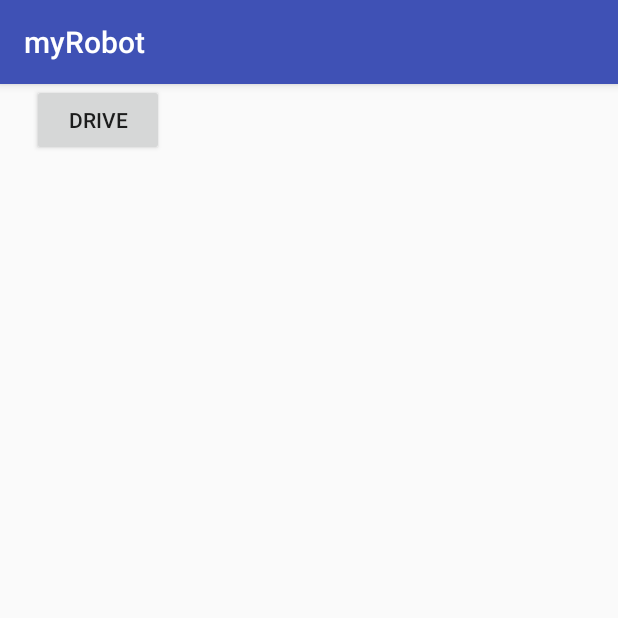
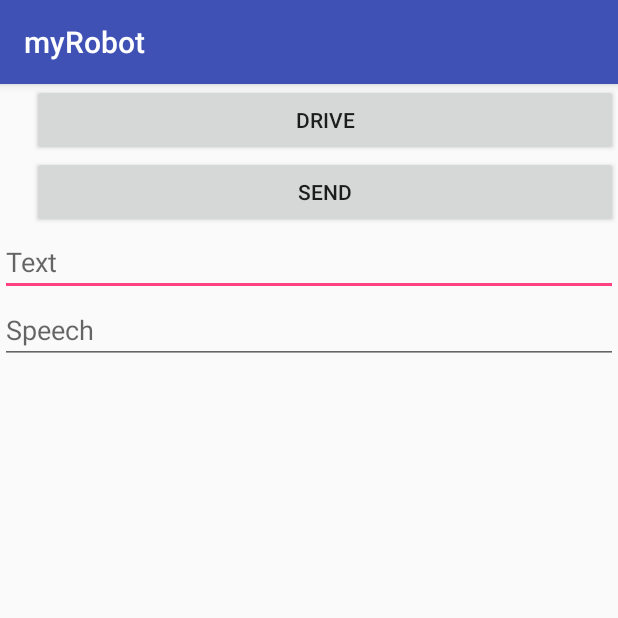
Before and after one commit to AGKhalil/Cellphone_Robot, an Android app: the screen it shows after launch (CentralHub), on a phone screen of 412 x 824 dp, the top half of it. Run offline under Robolectric (Android 15) with nearby library versions, the phone set to English and light mode, and no system bars.

Commit message:
Add NLP intent

```diff
--- a/app/src/main/java/com/example/khalil/myrobot/CentralHub.java
+++ /dev/null
@@ -1,140 +0,0 @@
-package com.example.khalil.myrobot;
-
-/**
- * Created by Khalil on 4/8/17
- * This is the app's MainActivity. Here the app's view is set up, an instance of IOIOClass is
- * created and controlled, NavigationService is called, the picture is taken, and is uploaded
- * to Twitter. This is the app's main hub.
- */
-
-import android.Manifest;
-import android.content.BroadcastReceiver;
-import android.content.Context;
-import android.content.Intent;
-import android.content.IntentFilter;
-import android.content.pm.PackageManager;
-import android.os.Bundle;
-import android.support.v4.app.ActivityCompat;
-import android.support.v4.content.LocalBroadcastManager;
-import android.support.v7.app.AppCompatActivity;
-import android.util.Log;
-import android.view.View;
-import android.widget.Toast;
-
-public class CentralHub extends AppCompatActivity {
-    public String TAG = "CentralHub";
-    public String message;  // The SMS message passed in through the EventBus.
-    private Intent robotDriverIntent;
-
-    /**
-     **************************** Start of Testing Methods *****************************************
-     */
-
-    /**
-     * This method is used to bypass the SMS segment of the code. It starts NavigationService with
-     * a mock SMS destination.
-     * @param view is the button view SEND SMS
-     */
-    public void mockStartRobotDriver(View view){
-
-        // Start NLP service
-        String msg = "Engineering Fountain";
-        Intent i = new Intent(this, NaturalLanguageProcessService.class);
-        i.putExtra("msg",msg);
-        startService(i);
-
-        // Start robot driver
-        if (message != null) {
-            Toast.makeText(this,message,Toast.LENGTH_SHORT).show();
-            startRobotDriver(message);
-        }
-    }
-
-    /**
-     * This method is used to test posting a tweet. It bypasses all the code and takes a picture and
-     * triggers SocialPost.
-     * @param view is the button view TWEET
-     */
-//    public void mockTweet(View view){
-//        stopService(mIntent);
-//        cameraFragment.takePhotoOrCaptureVideo(CentralHub.this,
-//                "/storage/self/primary", "thePicture001");
-//    }
-
-    /**
-     **************************** End of Testing Methods *******************************************
-     */
-
-    /**
-     * This method sets up the entire app, from the different intents that will be issued throughout
-     * its lifecycle to the main XML file that is issued to the user.
-    */
-    @Override
-    protected void onCreate(Bundle savedInstanceState) {
-        super.onCreate(savedInstanceState);
-        setContentView(R.layout.activity_hub); // Sets the XML view file that appears to the user.
-        robotDriverIntent = new Intent(this, RobotDriver.class); // Associates mIntent with
-                // RobotDriver.
-
-        // This IF block insures all permissions are granted.
-        if (ActivityCompat.checkSelfPermission(this, Manifest.permission.CAMERA) != PackageManager.
-                        PERMISSION_GRANTED ||
-                ActivityCompat.checkSelfPermission(this, Manifest.permission.ACCESS_FINE_LOCATION)
-                        != PackageManager.PERMISSION_GRANTED ||
-                ActivityCompat.checkSelfPermission(this, Manifest.permission.ACCESS_COARSE_LOCATION)
-                        != PackageManager.PERMISSION_GRANTED ||
-                ActivityCompat.checkSelfPermission(this, Manifest.permission.INTERNET)
-                        != PackageManager.PERMISSION_GRANTED ||
-                ActivityCompat.checkSelfPermission(this, Manifest.permission.ACCESS_NETWORK_STATE)
-                        != PackageManager.PERMISSION_GRANTED ||
-                ActivityCompat.checkSelfPermission(this, Manifest.permission.RECEIVE_SMS)
-                        != PackageManager.PERMISSION_GRANTED ||
-                ActivityCompat.checkSelfPermission(this, Manifest.permission.SEND_SMS)
-                        != PackageManager.PERMISSION_GRANTED ||
-                ActivityCompat.checkSelfPermission(this, Manifest.permission.BLUETOOTH)
-                        != PackageManager.PERMISSION_GRANTED ||
-                ActivityCompat.checkSelfPermission(this, Manifest.permission.BLUETOOTH_ADMIN)
-                        != PackageManager.PERMISSION_GRANTED ||
-                ActivityCompat.checkSelfPermission(this, Manifest.permission.RECORD_AUDIO)
-                        != PackageManager.PERMISSION_GRANTED ||
-                ActivityCompat.checkSelfPermission(this, Manifest.permission.WRITE_EXTERNAL_STORAGE)
-                        != PackageManager.PERMISSION_GRANTED ||
-                ActivityCompat.checkSelfPermission(this, Manifest.permission.READ_EXTERNAL_STORAGE)
-                        != PackageManager.PERMISSION_GRANTED) {
-            // TODO: Consider calling
-            //    ActivityCompat#requestPermissions
-            // here to request the missing permissions, and then overriding
-            //   public void onRequestPermissionsResult(int requestCode, String[] permissions,
-            //                                          int[] grantResults)
-            // to handle the case where the user grants the permission. See the documentation
-            // for ActivityCompat#requestPermissions for more details.
-
-
-            Toast.makeText(this, "Please grant all the permissions needed for this app to " +
-                    "function fully.", Toast.LENGTH_LONG).show();
-            return;
-        }
-        LocalBroadcastManager.getInstance(this).registerReceiver(NLPReceiver,
-                new IntentFilter("NLP-event"));
-
-    }
-
-    private BroadcastReceiver NLPReceiver = new BroadcastReceiver() {
-        @Override
-        public void onReceive(Context context, Intent intent) {
-            // Get extra data included in the Intent
-            message = intent.getStringExtra("destination");
-            Log.d("receiver", "Got message: " + message);
-        }
-    };
-
-    /**
-     * This is the method that starts the RobotDriver by filing the mIntent when called.
-    */
-    private void startRobotDriver(String message) {
-        robotDriverIntent.putExtra("message", message); // The SMS, which is the destination name, is passed
-                // to RobotDriver, because it needs it to file the API request.
-        Log.d(TAG,"startRobotDriver");
-        this.startActivity(robotDriverIntent);  // This line is what actually starts the RobotDriver.
-    }
-}
--- /dev/null
+++ b/app/src/main/java/com/example/khalil/myrobot/CentralHub.kt
@@ -0,0 +1,156 @@
+package com.example.khalil.myrobot
+
+/**
+ * Created by Khalil on 4/8/17
+ * This is the app's MainActivity. Here the app's view is set up, an instance of IOIOClass is
+ * created and controlled, NavigationService is called, the picture is taken, and is uploaded
+ * to Twitter. This is the app's main hub.
+ */
+
+import android.Manifest
+import android.content.BroadcastReceiver
+import android.content.Context
+import android.content.Intent
+import android.content.IntentFilter
+import android.content.pm.PackageManager
+import android.os.Bundle
+import android.support.v4.app.ActivityCompat
+import android.support.v4.content.LocalBroadcastManager
+import android.support.v7.app.AppCompatActivity
+import android.util.Log
+import android.view.View
+import android.widget.Toast
+import kotlinx.android.synthetic.main.activity_hub.*
+
+class CentralHub : AppCompatActivity() {
+    private var robotDriverIntent: Intent? = null
+    var action = ""
+    var speech = ""
+    var rotation_direction = ""
+    var socialmedia = ""
+    var destination =""
+    /**
+     * Start of Testing Methods *****************************************
+     */
+
+    /**
+     * This method is used to bypass the SMS segment of the code. It starts NavigationService with
+     * a mock SMS destination.
+     * @param view is the button view SEND SMS
+     */
+    fun mockStartRobotDriver(view: View) {
+        // Start robot driver
+        if (destination != null) {
+            Toast.makeText(this, destination, Toast.LENGTH_SHORT).show()
+            startRobotDriver(destination)
+        }
+    }
+
+
+    fun mockSend(view: View){
+        // Start NLP service
+        val msg = TEXT_Send.text.toString()
+        Toast.makeText(this,msg,0).show()
+        val i = Intent(this, NaturalLanguageProcessService::class.java)
+        i.putExtra("msg", msg)
+        startService(i)
+    }
+    /**
+     * This method is used to test posting a tweet. It bypasses all the code and takes a picture and
+     * triggers SocialPost.
+     * @param view is the button view TWEET
+     */
+    //    public void mockTweet(View view){
+    //        stopService(mIntent);
+    //        cameraFragment.takePhotoOrCaptureVideo(CentralHub.this,
+    //                "/storage/self/primary", "thePicture001");
+    //    }
+
+    /**
+     * End of Testing Methods *******************************************
+     */
+
+    /**
+     * This method sets up the entire app, from the different intents that will be issued throughout
+     * its lifecycle to the main XML file that is issued to the user.
+     */
+    override fun onCreate(savedInstanceState: Bundle?) {
+        super.onCreate(savedInstanceState)
+        setContentView(R.layout.activity_hub) // Sets the XML view file that appears to the user.
+        robotDriverIntent = Intent(this, RobotDriver::class.java) // Associates mIntent with
+        // RobotDriver.
+
+        // This IF block insures all permissions are granted.
+        if (ActivityCompat.checkSelfPermission(this, Manifest.permission.CAMERA) != PackageManager.PERMISSION_GRANTED ||
+                ActivityCompat.checkSelfPermission(this, Manifest.permission.ACCESS_FINE_LOCATION) != PackageManager.PERMISSION_GRANTED ||
+                ActivityCompat.checkSelfPermission(this, Manifest.permission.ACCESS_COARSE_LOCATION) != PackageManager.PERMISSION_GRANTED ||
+                ActivityCompat.checkSelfPermission(this, Manifest.permission.INTERNET) != PackageManager.PERMISSION_GRANTED ||
+                ActivityCompat.checkSelfPermission(this, Manifest.permission.ACCESS_NETWORK_STATE) != PackageManager.PERMISSION_GRANTED ||
+                ActivityCompat.checkSelfPermission(this, Manifest.permission.RECEIVE_SMS) != PackageManager.PERMISSION_GRANTED ||
+                ActivityCompat.checkSelfPermission(this, Manifest.permission.SEND_SMS) != PackageManager.PERMISSION_GRANTED ||
+                ActivityCompat.checkSelfPermission(this, Manifest.permission.BLUETOOTH) != PackageManager.PERMISSION_GRANTED ||
+                ActivityCompat.checkSelfPermission(this, Manifest.permission.BLUETOOTH_ADMIN) != PackageManager.PERMISSION_GRANTED ||
+                ActivityCompat.checkSelfPermission(this, Manifest.permission.RECORD_AUDIO) != PackageManager.PERMISSION_GRANTED ||
+                ActivityCompat.checkSelfPermission(this, Manifest.permission.WRITE_EXTERNAL_STORAGE) != PackageManager.PERMISSION_GRANTED ||
+                ActivityCompat.checkSelfPermission(this, Manifest.permission.READ_EXTERNAL_STORAGE) != PackageManager.PERMISSION_GRANTED) {
+            // TODO: Consider calling
+            //    ActivityCompat#requestPermissions
+            // here to request the missing permissions, and then overriding
+            //   public void onRequestPermissionsResult(int requestCode, String[] permissions,
+            //                                          int[] grantResults)
+            // to handle the case where the user grants the permission. See the documentation
+            // for ActivityCompat#requestPermissions for more details.
+
+
+            Toast.makeText(this, "Please grant all the permissions needed for this app to " + "function fully.", Toast.LENGTH_LONG).show()
+            return
+        }
+        LocalBroadcastManager.getInstance(this).registerReceiver(NLPReceiver,
+                IntentFilter("NLP-event"))
+
+    }
+
+    private val NLPReceiver = object : BroadcastReceiver() {
+        override fun onReceive(context: Context, intent: Intent) {
+            // Get extra data included in the Intent
+            action = intent.getStringExtra("action")
+            speech = intent.getStringExtra("speech")
+
+
+            speech = intent.getStringExtra("speech")
+            Log.d("receiver", "Got intent: " + action)
+            TEXT_Receive.setText(speech)
+            when(action){
+                "navigation"-> {
+                    destination = intent.getStringExtra("destination")
+                    startRobotDriver(destination)
+                }
+
+                "picturetaking" -> {
+                    socialmedia = intent.getStringExtra("socialmedia")
+                    //TODO: ADD picture taking function
+                }
+
+                "turnaround" -> {
+                    rotation_direction = intent.getStringExtra("rotation_direction")
+                    //TODO: ADD turn around function
+                }
+            }
+        }
+    }
+
+    /**
+     * This is the method that starts the RobotDriver by filing the mIntent when called.
+     */
+    private fun startRobotDriver(message: String) {
+        robotDriverIntent!!.putExtra("message", message) // The SMS, which is the destination name, is passed
+        // to RobotDriver, because it needs it to file the API request.
+        Log.d(TAG, "startRobotDriver")
+        this.startActivity(robotDriverIntent)  // This line is what actually starts the RobotDriver.
+    }
+
+
+    companion object {
+        val TAG = CentralHub::class.java.getName()
+    }
+}
--- a/app/src/main/res/layout/activity_hub.xml
+++ b/app/src/main/res/layout/activity_hub.xml
@@ -1,5 +1,5 @@
 <?xml version="1.0" encoding="utf-8"?>
-<RelativeLayout xmlns:android="http://schemas.android.com/apk/res/android"
+<LinearLayout xmlns:android="http://schemas.android.com/apk/res/android"
     xmlns:tools="http://schemas.android.com/tools"
     android:layout_width="match_parent"
     android:layout_height="wrap_content"
@@ -7,12 +7,38 @@
     android:orientation="vertical">
 
     <Button
+        android:id="@+id/BTN_drive"
+        android:layout_width="match_parent"
+        android:layout_height="wrap_content"
+        android:layout_marginLeft="21dp"
+        android:layout_marginStart="21dp"
+        android:onClick="mockStartRobotDriver"
+        android:text="@string/start_robotDriver" />
+
+    <Button
         android:id="@+id/BTN_send"
-        android:layout_width="wrap_content"
+        android:layout_width="match_parent"
         android:layout_height="wrap_content"
-        android:text="@string/start_robotDriver"
-        android:onClick="mockStartRobotDriver"
         android:layout_marginLeft="21dp"
-        android:layout_marginStart="21dp" />
+        android:layout_marginStart="21dp"
+        android:onClick="mockSend"
+        android:text="Send" />
 
-</RelativeLayout>
+    <EditText
+        android:id="@+id/TEXT_Send"
+        android:layout_width="match_parent"
+        android:layout_height="wrap_content"
+        android:ems="10"
+        android:inputType="textPersonName"
+        android:hint="Text" />
+
+    <EditText
+        android:id="@+id/TEXT_Receive"
+        android:layout_width="match_parent"
+        android:layout_height="wrap_content"
+        android:ems="10"
+        android:inputType="textPersonName"
+        android:hint="Speech" />
+
+
+</LinearLayout>
```
Also changed, not shown: app/src/main/AndroidManifest.xml (+1 -9 lines), app/src/main/java/com/example/khalil/myrobot/NaturalLanguageProcessService.kt (+37 -4 lines), 27 other files.
